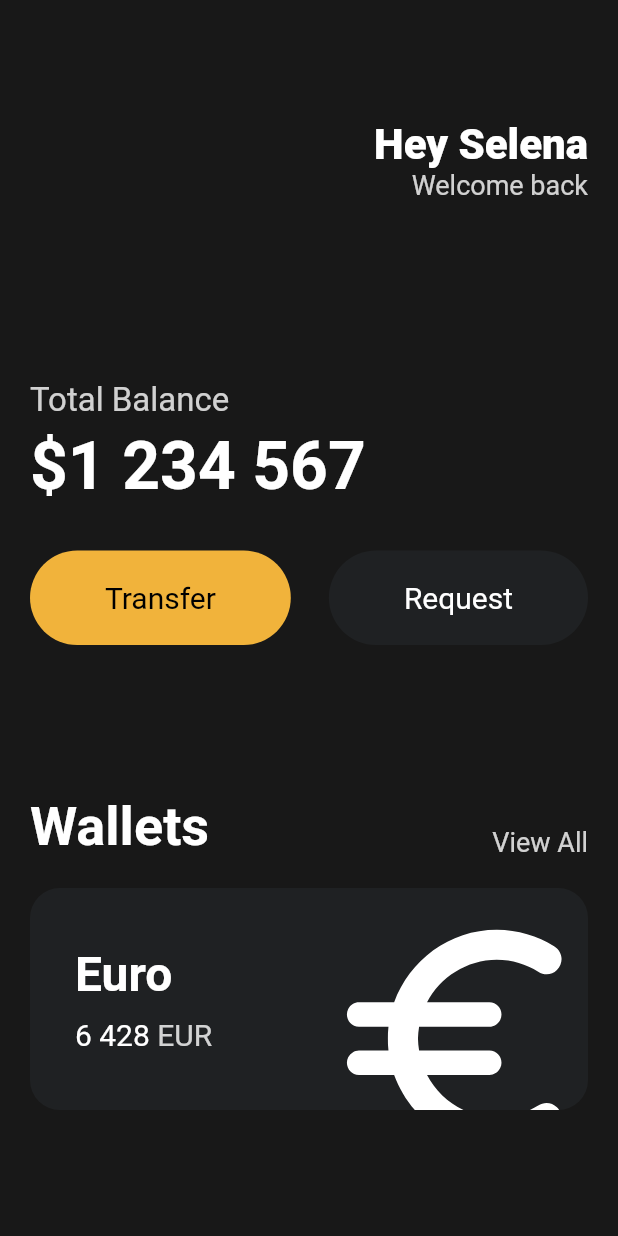
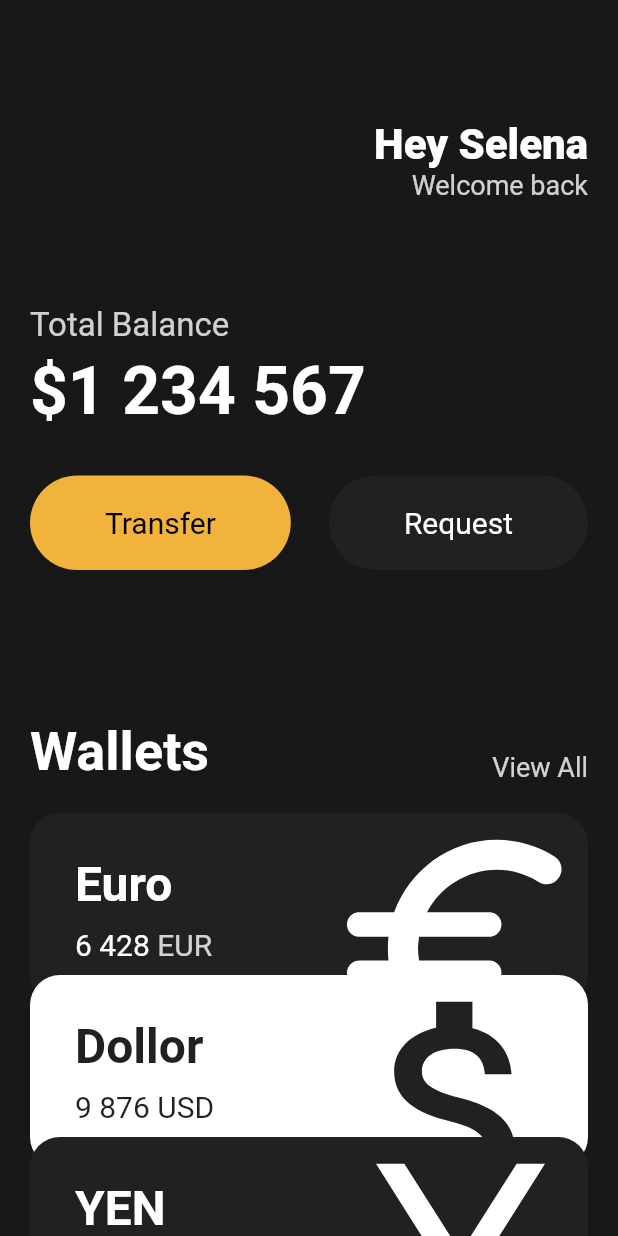
Before and after one commit to guraband/practice-flutter-for-beginners, a Flutter app: the screen it shows after launch, on a phone screen of 412 x 824 dp. Run offline on Flutter 3.47's test engine with Material 2 defaults, Android fonts, the phone set to English and light mode, and no system bars.

```diff
--- a/lib/main.dart
+++ b/lib/main.dart
@@ -1,5 +1,6 @@
 import 'package:flutter/material.dart';
 import 'package:toonflix/widgets/button.dart';
+import 'package:toonflix/widgets/currency_cart.dart';
 
 void main() {
   runApp(const App());
@@ -47,7 +48,7 @@ class App extends StatelessWidget {
                 ],
               ),
               const SizedBox(
-                height: 120,
+                height: 70,
               ),
               Text(
                 'Total Balance',
@@ -112,72 +113,33 @@ class App extends StatelessWidget {
               const SizedBox(
                 height: 20,
               ),
-              Container(
-                clipBehavior: Clip.hardEdge,
-                decoration: BoxDecoration(
-                  color: const Color(0xFF1F2123),
-                  borderRadius: BorderRadius.circular(20),
+              const CurrencyCard(
+                name: "Euro",
+                code: "EUR",
+                amount: "6 428",
+                icon: Icons.euro_rounded,
+                isInverted: false,
+              ),
+              Transform.translate(
+                offset: const Offset(0, -20),
+                child: const CurrencyCard(
+                  name: "Dollor",
+                  code: "USD",
+                  amount: "9 876",
+                  icon: Icons.attach_money_outlined,
+                  isInverted: true,
                 ),
-                child: Padding(
-                  padding: const EdgeInsets.symmetric(
-                    vertical: 30,
-                    horizontal: 30,
-                  ),
-                  child: Row(
-                    mainAxisAlignment: MainAxisAlignment.spaceBetween,
-                    children: [
-                      Column(
-                        crossAxisAlignment: CrossAxisAlignment.start,
-                        children: [
-                          const Text(
-                            "Euro",
-                            style: TextStyle(
-                              color: Colors.white,
-                              fontSize: 32,
-                              fontWeight: FontWeight.w600,
-                            ),
-                          ),
-                          const SizedBox(
-                            height: 10,
-                          ),
-                          Row(
-                            children: [
-                              const Text(
-                                "6 428",
-                                style: TextStyle(
-                                  color: Colors.white,
-                                  fontSize: 20,
-                                ),
-                              ),
-                              const SizedBox(
-                                width: 5,
-                              ),
-                              Text(
-                                "EUR ",
-                                style: TextStyle(
-                                  color: Colors.white.withOpacity(0.8),
-                                  fontSize: 20,
-                                ),
-                              ),
-                            ],
-                          ),
-                        ],
-                      ),
-                      Transform.scale(
-                        scale: 2.2,
-                        child: Transform.translate(
-                          offset: const Offset(-5, 12),
-                          child: const Icon(
-                            Icons.euro_rounded,
-                            color: Colors.white,
-                            size: 88,
-                          ),
-                        ),
-                      ),
-                    ],
-                  ),
+              ),
+              Transform.translate(
+                offset: const Offset(0, -40),
+                child: const CurrencyCard(
+                  name: "YEN",
+                  code: "JPN",
+                  amount: "6 428",
+                  icon: Icons.currency_yen,
+                  isInverted: false,
                 ),
-              )
+              ),
             ],
           ),
         ),
--- /dev/null
+++ b/lib/widgets/currency_cart.dart
@@ -0,0 +1,90 @@
+import 'package:flutter/material.dart';
+
+class CurrencyCard extends StatelessWidget {
+  final String name, code, amount;
+  final IconData icon;
+  final bool isInverted;
+
+  final _blackColor = const Color(0xFF1F2123);
+
+  const CurrencyCard({
+    super.key,
+    required this.name,
+    required this.code,
+    required this.amount,
+    required this.icon,
+    required this.isInverted,
+  });
+
+  @override
+  Widget build(BuildContext context) {
+    return Container(
+      clipBehavior: Clip.hardEdge,
+      decoration: BoxDecoration(
+        color: isInverted ? Colors.white : _blackColor,
+        borderRadius: BorderRadius.circular(20),
+      ),
+      child: Padding(
+        padding: const EdgeInsets.symmetric(
+          vertical: 20,
+          horizontal: 30,
+        ),
+        child: Row(
+          mainAxisAlignment: MainAxisAlignment.spaceBetween,
+          children: [
+            Column(
+              crossAxisAlignment: CrossAxisAlignment.start,
+              children: [
+                Text(
+                  name,
+                  style: TextStyle(
+                    color: isInverted ? _blackColor : Colors.white,
+                    fontSize: 32,
+                    fontWeight: FontWeight.w600,
+                  ),
+                ),
+                const SizedBox(
+                  height: 10,
+                ),
+                Row(
+                  children: [
+                    Text(
+                      amount,
+                      style: TextStyle(
+                        color: isInverted ? _blackColor : Colors.white,
+                        fontSize: 20,
+                      ),
+                    ),
+                    const SizedBox(
+                      width: 5,
+                    ),
+                    Text(
+                      code,
+                      style: TextStyle(
+                        color: isInverted
+                            ? _blackColor
+                            : Colors.white.withOpacity(0.8),
+                        fontSize: 20,
+                      ),
+                    ),
+                  ],
+                ),
+              ],
+            ),
+            Transform.scale(
+              scale: 2.2,
+              child: Transform.translate(
+                offset: const Offset(-5, 12),
+                child: Icon(
+                  icon,
+                  color: isInverted ? _blackColor : Colors.white,
+                  size: 88,
+                ),
+              ),
+            ),
+          ],
+        ),
+      ),
+    );
+  }
+}
```
